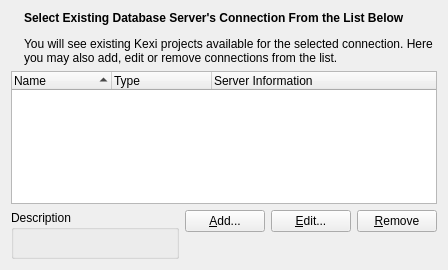
Above: kexi/widget/KexiConnectionSelector.ui from KDE/calligra before the change. Below: the same form after it.
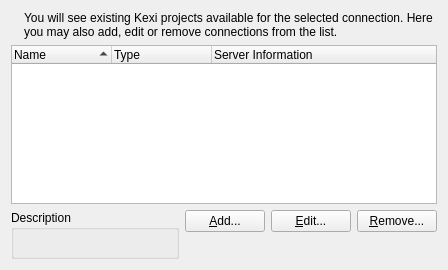
That is the form after the change.

```diff
--- a/kexi/widget/KexiConnectionSelector.ui
+++ b/kexi/widget/KexiConnectionSelector.ui
@@ -45,8 +45,8 @@
       </sizepolicy>
      </property>
      <property name="text">
-      <string>&lt;b&gt;Select Existing Database Server's Connection From the List Below&lt;/b&gt;
-&lt;p&gt;You will see existing Kexi projects available for the selected connection. Here you may also add, edit or remove connections from the list.
+      <string>&lt;title&gt;Select Existing Database Server's Connection From the List Below&lt;/title&gt;
+&lt;para&gt;You will see existing Kexi projects available for the selected connection. Here you may also add, edit or remove connections from the list.&lt;/para&gt;
 </string>
      </property>
      <property name="alignment">
@@ -178,7 +178,7 @@
       </sizepolicy>
      </property>
      <property name="text">
-      <string>&amp;Remove</string>
+      <string>&amp;Remove...</string>
      </property>
     </widget>
    </item>
```
